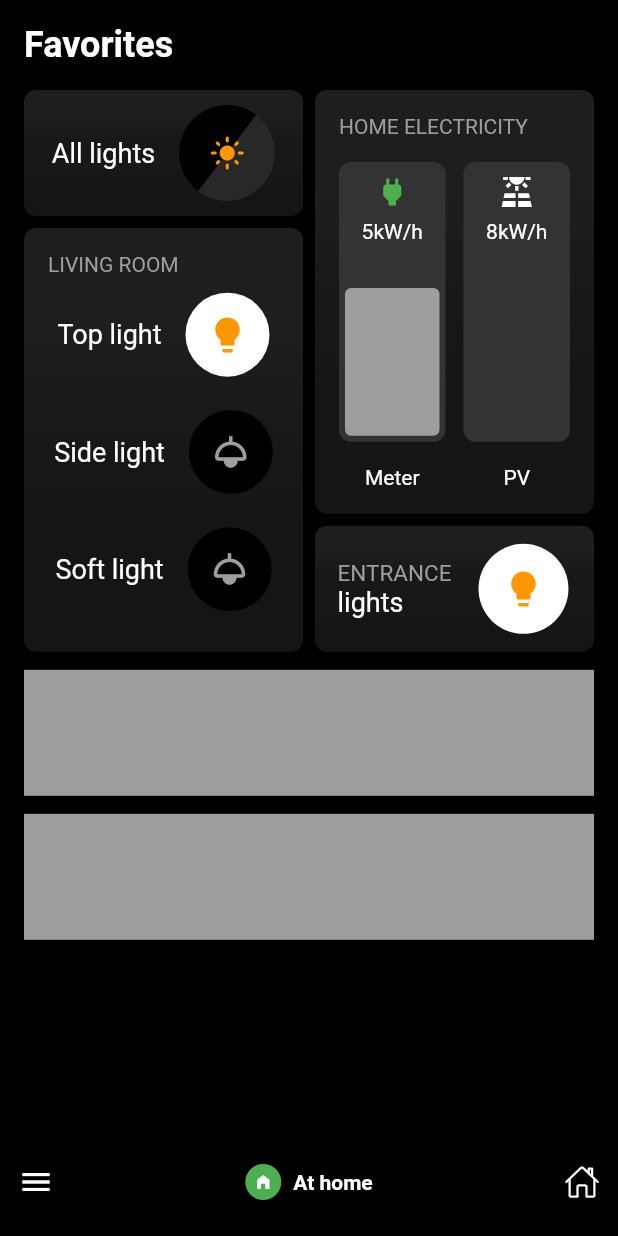
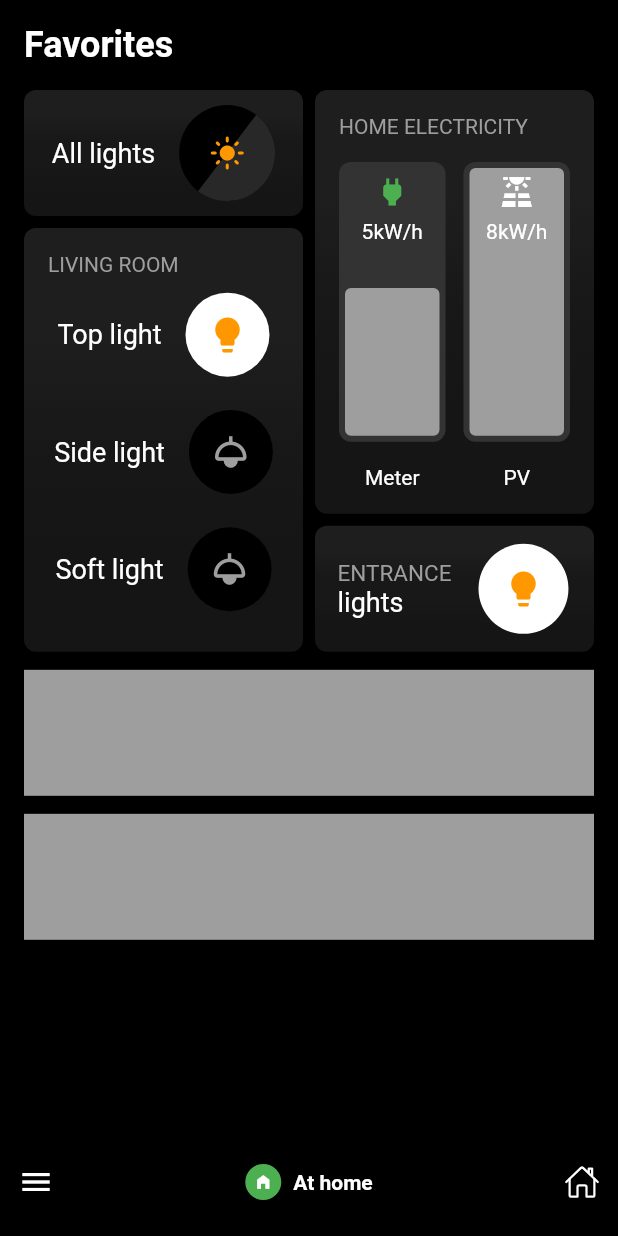
Before and after one commit to JAICHANGPARK/flutter_notebook_chapter_24, a Flutter app: the HomeAssistantMainPage screen opened directly, on a phone screen of 412 x 824 dp. Run offline on Flutter 3.47's test engine with Material 2 defaults, Android fonts, the phone set to English and light mode, and no system bars; our stand-ins replace flutter_riverpod, freezed_annotation, ionicons; missing offline and left inert: crypto_font_icons.

Commit message:
Update home_assistant_main_page.dart

```diff
--- a/lib/ep1361_home_assistant_app/view/home_assistant_main_page.dart
+++ b/lib/ep1361_home_assistant_app/view/home_assistant_main_page.dart
@@ -268,6 +268,19 @@ class _HomeAssistantMainPageState extends State<HomeAssistantMainPage> {
                                                   ),
                                                   child: Stack(
                                                     children: [
+                                                      AnimatedPositioned(
+                                                        left: 4,
+                                                        right: 4,
+                                                        bottom: 4,
+                                                        top: 84,
+                                                        duration: const Duration(milliseconds: 250),
+                                                        child: Container(
+                                                          decoration: BoxDecoration(
+                                                            color: Colors.grey,
+                                                            borderRadius: BorderRadius.circular(4),
+                                                          ),
+                                                        ),
+                                                      ),
                                                       Positioned(
                                                         left: 0,
                                                         right: 0,
@@ -288,19 +301,6 @@ class _HomeAssistantMainPageState extends State<HomeAssistantMainPage> {
                                                               ),
                                                             )
                                                           ],
-                                                        ),
-                                                      ),
-                                                      AnimatedPositioned(
-                                                        left: 4,
-                                                        right: 4,
-                                                        bottom: 4,
-                                                        top: 84,
-                                                        duration: const Duration(milliseconds: 250),
-                                                        child: Container(
-                                                          decoration: BoxDecoration(
-                                                            color: Colors.grey,
-                                                            borderRadius: BorderRadius.circular(4),
-                                                          ),
                                                         ),
                                                       ),
                                                     ],
@@ -333,6 +333,19 @@ class _HomeAssistantMainPageState extends State<HomeAssistantMainPage> {
                                                 ),
                                                 child: Stack(
                                                   children: [
+                                                    AnimatedPositioned(
+                                                      left: 4,
+                                                      right: 4,
+                                                      bottom: 4,
+                                                      top: 4,
+                                                      duration: const Duration(milliseconds: 250),
+                                                      child: Container(
+                                                        decoration: BoxDecoration(
+                                                          color: Colors.grey,
+                                                          borderRadius: BorderRadius.circular(4),
+                                                        ),
+                                                      ),
+                                                    ),
                                                     Positioned(
                                                       left: 0,
                                                       right: 0,
```
